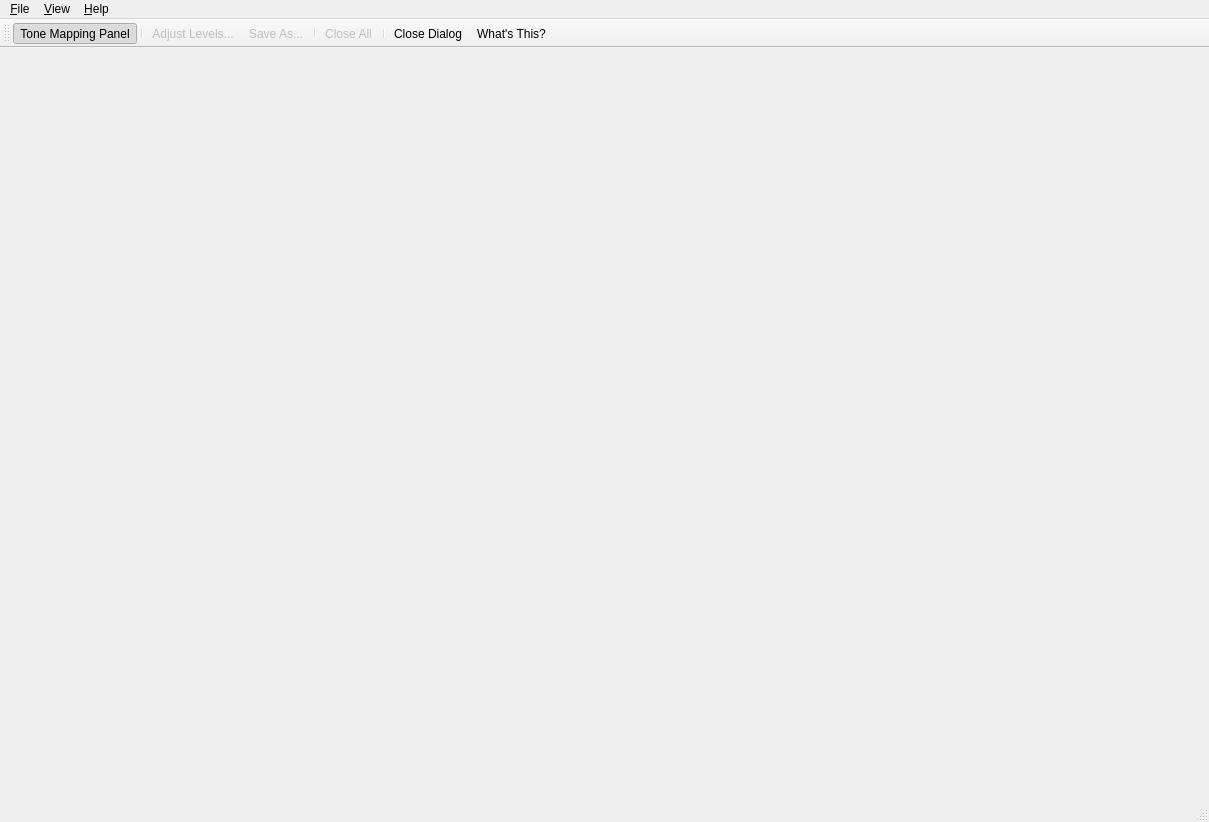
LuminanceHDR/LuminanceHDR, file forms/tonemappingdialog.ui: the form before one commit.
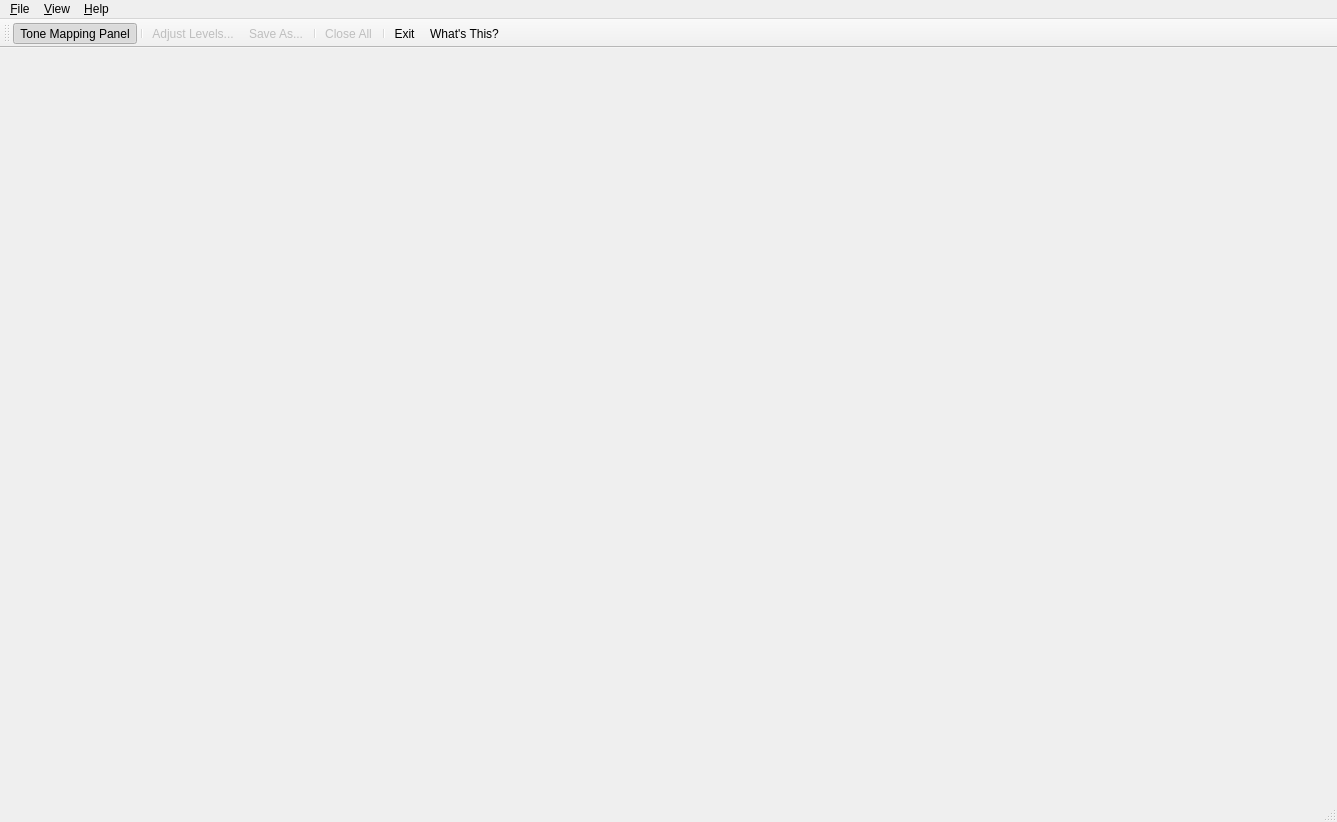
The form after the commit. Icons and pictures are not drawn.

```diff
--- a/forms/tonemappingdialog.ui
+++ b/forms/tonemappingdialog.ui
@@ -5,7 +5,7 @@
    <rect>
     <x>0</x>
     <y>0</y>
-    <width>1209</width>
+    <width>1337</width>
     <height>822</height>
    </rect>
   </property>
@@ -18,7 +18,7 @@
     <rect>
      <x>0</x>
      <y>0</y>
-     <width>1209</width>
+     <width>1337</width>
      <height>29</height>
     </rect>
    </property>
@@ -78,10 +78,10 @@
     <iconset resource="../icons.qrc" >:/new/prefix1/images/exit.png</iconset>
    </property>
    <property name="text" >
-    <string>&amp;Close Dialog</string>
+    <string>&amp;Exit</string>
    </property>
    <property name="iconText" >
-    <string>Close Dialog</string>
+    <string>Exit</string>
    </property>
    <property name="toolTip" >
     <string>Close Tone Mapping Dialog</string>
```
Left out of the diff: 9 changed lines with no effect on the pictures.
